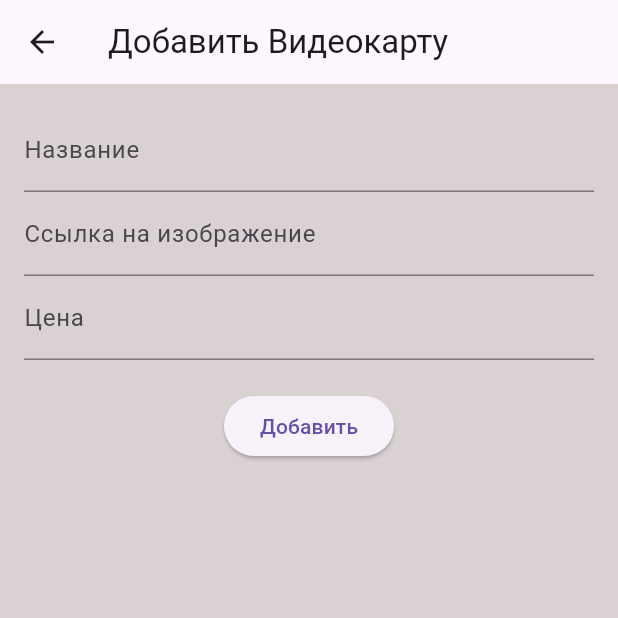
After one commit to L1nia/PKS, a Flutter app: the screen it shows after launch, after a tap on the "add" icon, on a phone screen of 412 x 824 dp, the top half of it. The commit adds this screen. Run offline on Flutter 3.47's test engine with Material 3 defaults, Android fonts, the phone set to English and light mode, and no system bars; network calls fail.

Commit message:
Add, Edit, Delete

```diff
--- /dev/null
+++ b/lib/add_video_card_screen.dart
@@ -0,0 +1,78 @@
+import 'package:flutter/material.dart';
+import 'video_card.dart';
+
+class AddVideoCardScreen extends StatelessWidget {
+  final Function(VideoCard) onAdd;
+  final Function(VideoCard) onEdit;
+  final Function(VideoCard) onDelete;
+  final VideoCard? videoCard;
+
+  const AddVideoCardScreen({
+    super.key,
+    required this.onAdd,
+    required this.onEdit,
+    required this.onDelete,
+    this.videoCard,
+  });
+
+  @override
+  Widget build(BuildContext context) {
+    final nameController = TextEditingController(text: videoCard?.name);
+    final imageUrlController = TextEditingController(text: videoCard?.imageUrl);
+    final priceController = TextEditingController(text: videoCard != null ? videoCard!.price.toString() : '');
+
+    return Scaffold(
+      appBar: AppBar(
+        title: const Text('Добавить Видеокарту'),
+        actions:[
+          if (videoCard != null)
+            IconButton(
+              icon :const Icon(Icons.delete),
+              onPressed :() {
+                onDelete(videoCard!);
+                Navigator.pop(context);
+              },
+            ),
+        ],
+      ),
+      body :Padding (
+        padding :const EdgeInsets.all(16.0),
+        child :Column (
+          children :[
+            TextField (
+              controller :nameController,
+              decoration :const InputDecoration(labelText :'Название'),
+            ),
+            TextField (
+              controller :imageUrlController,
+              decoration :const InputDecoration(labelText :'Ссылка на изображение'),
+            ),
+            TextField (
+              controller :priceController,
+              decoration :const InputDecoration(labelText :'Цена'),
+              keyboardType :TextInputType.number,
+            ),
+            const SizedBox(height :20),
+            ElevatedButton (
+              onPressed :() {
+                final name = nameController.text;
+                final imageUrl = imageUrlController.text;
+                final price = double.tryParse(priceController.text) ?? 0;
+                if (name.isNotEmpty && imageUrl.isNotEmpty && price > 0) {
+                  if (videoCard == null) {
+                    onAdd(VideoCard(name:name, imageUrl:imageUrl, price :price));
+                  } else {
+                    onEdit(VideoCard(name:name, imageUrl:imageUrl, price :price));
+                  }
+                  Navigator.pop(context);
+                }
+              },
+              child :
+                  Text(videoCard == null ? 'Добавить' : 'Сохранить'),
+            ),
+          ],
+        ),
+      ),
+    );
+  }
+}
```
Also changed, not shown: lib/main.dart (+78 -99 lines), lib/video_card_detail.dart (added, +63 -0 lines), 1 other file.
